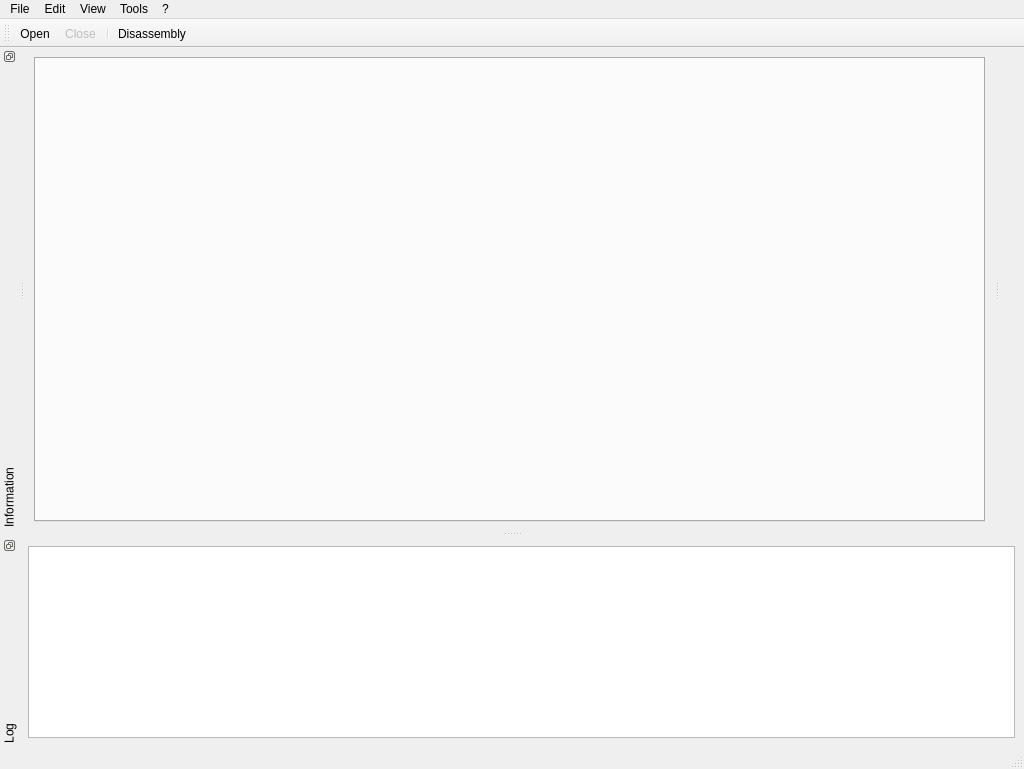
The window that src/ui/qt/MainWindow.ui (wisk/medusa) describes before a commit, drawn with Qt 5.
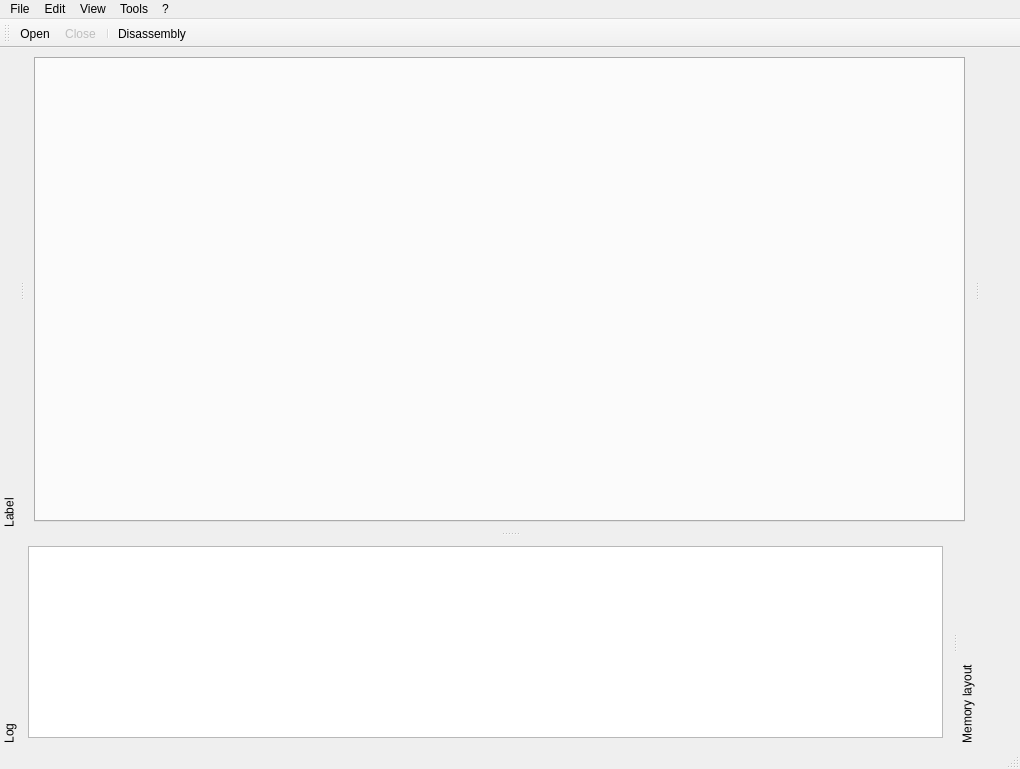
The same window after the commit. Icons and pictures are not drawn.

Commit message: core: add new subscription to track memory area change, fix double-delete in task handling ; ui_qt: add memory area view

The edit to the form file:
```diff
--- a/src/ui/qt/MainWindow.ui
+++ b/src/ui/qt/MainWindow.ui
@@ -6,7 +6,7 @@
    <rect>
     <x>0</x>
     <y>0</y>
-    <width>1024</width>
+    <width>1020</width>
     <height>769</height>
    </rect>
   </property>
@@ -39,7 +39,7 @@
     <rect>
      <x>0</x>
      <y>0</y>
-     <width>1024</width>
+     <width>1020</width>
      <height>21</height>
     </rect>
    </property>
@@ -115,7 +115,7 @@
   </widget>
   <widget class="QDockWidget" name="logDock">
    <property name="features">
-    <set>QDockWidget::DockWidgetFloatable|QDockWidget::DockWidgetMovable|QDockWidget::DockWidgetVerticalTitleBar</set>
+    <set>QDockWidget::DockWidgetMovable|QDockWidget::DockWidgetVerticalTitleBar</set>
    </property>
    <property name="allowedAreas">
     <set>Qt::BottomDockWidgetArea</set>
@@ -130,6 +130,12 @@
     <layout class="QVBoxLayout" name="verticalLayout_3">
      <item>
       <widget class="QPlainTextEdit" name="logEdit">
+       <property name="minimumSize">
+        <size>
+         <width>0</width>
+         <height>0</height>
+        </size>
+       </property>
        <property name="readOnly">
         <bool>true</bool>
        </property>
@@ -140,10 +146,13 @@
   </widget>
   <widget class="QDockWidget" name="infoDock">
    <property name="features">
-    <set>QDockWidget::DockWidgetFloatable|QDockWidget::DockWidgetMovable|QDockWidget::DockWidgetVerticalTitleBar</set>
+    <set>QDockWidget::DockWidgetMovable|QDockWidget::DockWidgetVerticalTitleBar</set>
+   </property>
+   <property name="allowedAreas">
+    <set>Qt::LeftDockWidgetArea</set>
    </property>
    <property name="windowTitle">
-    <string>Information</string>
+    <string>Label</string>
    </property>
    <attribute name="dockWidgetArea">
     <number>1</number>
@@ -153,7 +162,7 @@
   <widget class="QDockWidget" name="addressDock">
    <property name="minimumSize">
     <size>
-     <width>20</width>
+     <width>40</width>
      <height>400</height>
     </size>
    </property>
@@ -168,6 +177,18 @@
    </attribute>
    <widget class="QWidget" name="dockWidgetContents"/>
   </widget>
+  <widget class="QDockWidget" name="memAreaDock">
+   <property name="features">
+    <set>QDockWidget::DockWidgetMovable|QDockWidget::DockWidgetVerticalTitleBar</set>
+   </property>
+   <property name="windowTitle">
+    <string>Memory layout</string>
+   </property>
+   <attribute name="dockWidgetArea">
+    <number>8</number>
+   </attribute>
+   <widget class="QWidget" name="dockWidgetContents_2"/>
+  </widget>
   <action name="actionOpen">
    <property name="icon">
     <iconset resource="MedusaRsrc.qrc">
```
Left out of the diff: 12 changed lines with no effect on the pictures. The commit also changes 10 other files.
